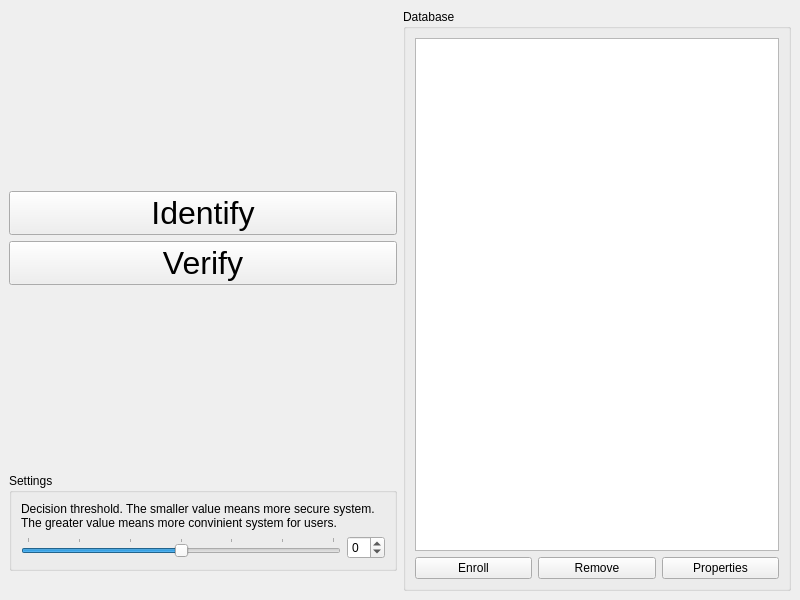
This is src/appKinectAcquire/frmkinectmain.ui in stepanmracek/face as Qt 5 draws it before an edit. The edited form follows.
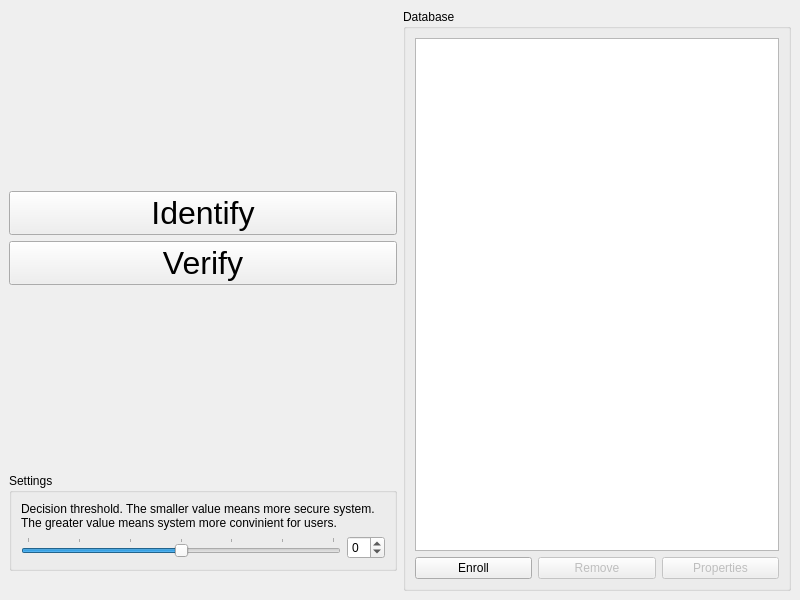
This is the edited form. Icons and pictures are not drawn.

Diff of the .ui file:
```diff
--- a/src/appKinectAcquire/frmkinectmain.ui
+++ b/src/appKinectAcquire/frmkinectmain.ui
@@ -76,7 +76,7 @@
          <item>
           <widget class="QLabel" name="label">
            <property name="text">
-            <string>&lt;html&gt;&lt;head/&gt;&lt;body&gt;&lt;p&gt;Decision threshold. The smaller value means more secure system. The greater value means more convinient system for users.&lt;/p&gt;&lt;/body&gt;&lt;/html&gt;</string>
+            <string>&lt;html&gt;&lt;head/&gt;&lt;body&gt;&lt;p&gt;Decision threshold. The smaller value means more secure system. The greater value means system more convinient for users.&lt;/p&gt;&lt;/body&gt;&lt;/html&gt;</string>
            </property>
            <property name="wordWrap">
             <bool>true</bool>
@@ -162,6 +162,9 @@
            </item>
            <item>
             <widget class="QPushButton" name="btnDelete">
+             <property name="enabled">
+              <bool>false</bool>
+             </property>
              <property name="text">
               <string>Remove</string>
              </property>
@@ -172,6 +175,9 @@
            </item>
            <item>
             <widget class="QPushButton" name="btnProperties">
+             <property name="enabled">
+              <bool>false</bool>
+             </property>
              <property name="text">
               <string>Properties</string>
              </property>
```
Left out of the diff: 28 changed lines with no effect on the pictures.
